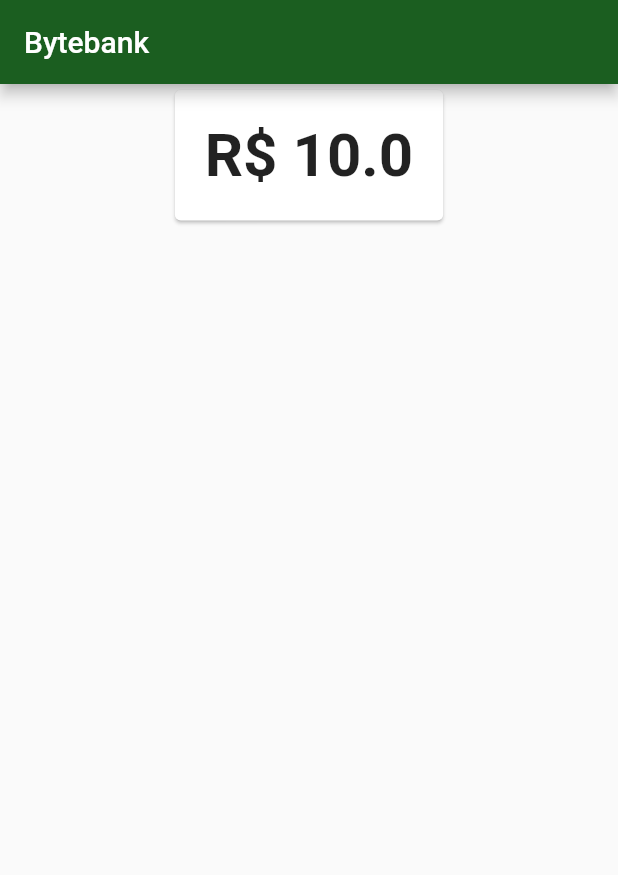
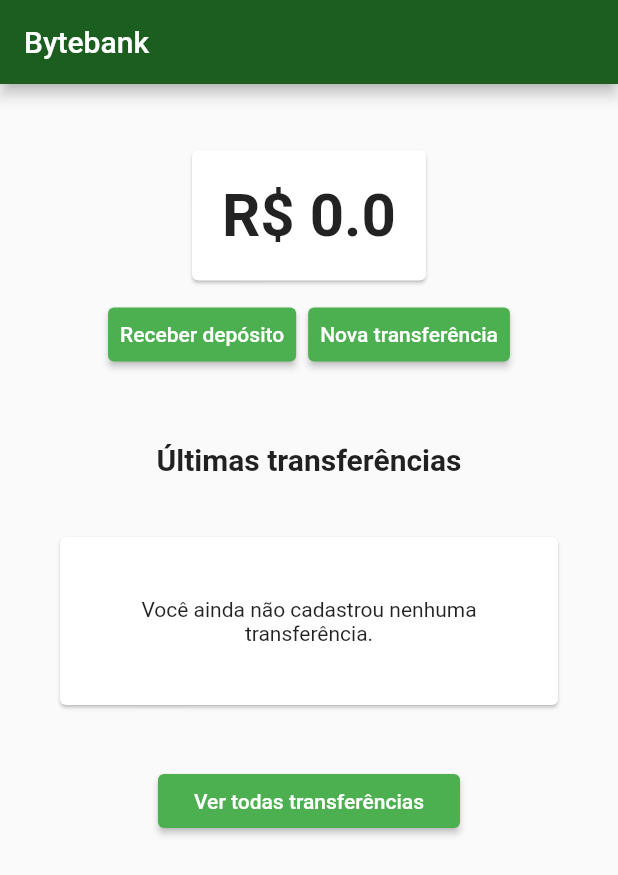
Before and after one commit to Ridenn/Bytebank_Flutter_Improved, a Flutter app: the screen it shows after launch, on a phone screen of 412 x 824 dp. Shown: the top 875 px of the screen. Run offline on Flutter 3.47's test engine with Material 2 defaults, Android fonts, the phone set to English and light mode, and no system bars.

Commit message:
Created State Management and new app screens

```diff
--- a/lib/models/saldo.dart
+++ b/lib/models/saldo.dart
@@ -1,10 +1,22 @@
-class Saldo{
-  final double valor;
+import 'package:flutter/cupertino.dart';
+
+class Saldo extends ChangeNotifier {
+  double valor;
 
   Saldo(this.valor);
 
+  void adiciona(double valor) {
+    this.valor += valor;
+    notifyListeners();
+  }
+
+  void subtrai(double valor) {
+    this.valor -= valor;
+    notifyListeners();
+  }
+
   @override
-  String toString(){
+  String toString() {
     return 'R\$ $valor';
   }
 }
--- a/lib/screens/dashboard/dashboard.dart
+++ b/lib/screens/dashboard/dashboard.dart
@@ -1,7 +1,12 @@
 import 'file:///F:/workspace/Flutter/Bytebank_Flutter_Improved/lib/screens/dashboard/saldo.dart';
 import 'package:bytebank/models/saldo.dart';
+import 'package:bytebank/screens/deposito/formulario.dart';
+import 'package:bytebank/screens/transferencia/formulario.dart';
+import 'package:bytebank/screens/transferencia/lista.dart';
+import 'package:bytebank/screens/transferencia/ultimas.dart';
 import 'package:flutter/cupertino.dart';
 import 'package:flutter/material.dart';
+import 'package:provider/provider.dart';
 
 class Dashboard extends StatelessWidget {
   Widget build(BuildContext context) {
@@ -9,9 +14,48 @@ class Dashboard extends StatelessWidget {
         appBar: AppBar(
           title: const Text('Bytebank'),
         ),
-        body: Align(
-          alignment: Alignment.topCenter,
-          child: SaldoCard(Saldo(10.0)),
-        ));
+        body: ListView(children: <Widget>[
+          Padding(
+            padding: EdgeInsets.all(40),
+            child: Column(
+              children: [
+                Align(
+                  alignment: Alignment.topCenter,
+                  child: SaldoCard(),
+                ),
+                ButtonBar(
+                  alignment: MainAxisAlignment.center,
+                  children: <Widget>[
+                    RaisedButton(
+                      child: Text('Receber depósito'),
+                      color: Colors.green,
+                      onPressed: () {
+                        Navigator.push(
+                          context,
+                          MaterialPageRoute(
+                            builder: (context) {
+                              return FormularioDeposito();
+                            },
+                          ),
+                        );
+                      },
+                    ),
+                    RaisedButton(
+                      color: Colors.green,
+                      child: Text('Nova transferência'),
+                      onPressed: () {
+                        Navigator.push(context,
+                            MaterialPageRoute(builder: (context) {
+                          return FormularioTransferencia();
+                        }));
+                      },
+                    ),
+                  ],
+                ),
+              ],
+            ),
+          ),
+          UltimasTransferencias()
+        ]));
   }
 }
--- a/lib/screens/dashboard/saldo.dart
+++ b/lib/screens/dashboard/saldo.dart
@@ -1,20 +1,24 @@
 import 'package:bytebank/models/saldo.dart';
 import 'package:flutter/cupertino.dart';
 import 'package:flutter/material.dart';
+import 'package:provider/provider.dart';
 
 class SaldoCard extends StatelessWidget {
-  final Saldo saldo;
-
-  SaldoCard(this.saldo);
-
   Widget build(BuildContext context) {
     return Card(
       child: Padding(
         padding: EdgeInsets.all(20.0),
-        child: Text(
-          saldo.toString(),
-          textAlign: TextAlign.center,
-          style: TextStyle(fontSize: 40, fontWeight: FontWeight.bold),
+        child: Consumer<Saldo>(
+          builder: (context, valor, child) {
+            return Text(
+              valor.toString(),
+              textAlign: TextAlign.center,
+              style: TextStyle(
+                fontSize: 40,
+                fontWeight: FontWeight.bold,
+              ),
+            );
+          },
         ),
       ),
     );
--- /dev/null
+++ b/lib/screens/transferencia/ultimas.dart
@@ -0,0 +1,70 @@
+import 'package:bytebank/screens/transferencia/lista.dart';
+import 'package:bytebank/transferencias.dart';
+import 'package:flutter/cupertino.dart';
+import 'package:flutter/material.dart';
+import 'package:provider/provider.dart';
+
+final _titulo = 'Últimas transferências';
+
+class UltimasTransferencias extends StatelessWidget {
+  Widget build(BuildContext context) {
+    return Column(
+      children: <Widget>[
+        Text(
+          _titulo,
+          style: TextStyle(
+            fontSize: 20,
+            fontWeight: FontWeight.bold,
+          ),
+        ),
+        Consumer<Transferencias>(builder: (context, transferencias, child) {
+          final _ultimasTransferencias =
+              transferencias.transferencias.reversed.toList();
+          final _quantidade = transferencias.transferencias.length;
+          int tamanho = 3;
+
+          if(_quantidade == 0){
+            return SemTransferenciaCadastrada();
+          }
+
+          if (_quantidade <= 3) {
+            tamanho = _quantidade;
+          }
+
+          return ListView.builder(
+            padding: const EdgeInsets.all(8),
+            itemCount: tamanho,
+            shrinkWrap: true,
+            itemBuilder: (context, indice) {
+              return ItemTransferencia(_ultimasTransferencias[indice]);
+            },
+          );
+        }),
+        RaisedButton(
+          color: Colors.green,
+          child: Text('Ver todas transferências'),
+          onPressed: () {
+            Navigator.push(context, MaterialPageRoute(builder: (context) {
+              return ListaTransferencias();
+            }));
+          },
+        )
+      ],
+    );
+  }
+}
+
+class SemTransferenciaCadastrada extends StatelessWidget {
+  Widget build(BuildContext context) {
+    return Card(
+      margin: EdgeInsets.all(40),
+      child: Padding(
+        padding: EdgeInsets.all(40),
+        child: Text(
+          'Você ainda não cadastrou nenhuma transferência.',
+          textAlign: TextAlign.center,
+        ),
+      ),
+    );
+  }
+}
--- /dev/null
+++ b/lib/transferencias.dart
@@ -0,0 +1,14 @@
+import 'package:bytebank/models/transferencia.dart';
+import 'package:flutter/material.dart';
+
+class Transferencias extends ChangeNotifier{
+  final List<Transferencia> _transferencias = [];
+
+  List<Transferencia> get transferencias => _transferencias;
+
+  adiciona(Transferencia novaTransferencia){
+    transferencias.add(novaTransferencia);
+
+    notifyListeners();
+  }
+}
--- a/pubspec.yaml
+++ b/pubspec.yaml
@@ -28,6 +28,7 @@ dependencies:
   # The following adds the Cupertino Icons font to your application.
   # Use with the CupertinoIcons class for iOS style icons.
   cupertino_icons: ^1.0.0
+  provider: ^4.3.3
 
 dev_dependencies:
   flutter_test:
```
Also changed, not shown: lib/main.dart (+14 -1 lines), lib/models/transferencia.dart (+6 -3 lines), lib/screens/deposito/formulario.dart (added, +59 -0 lines), lib/screens/transferencia/formulario.dart (+37 -15 lines), lib/screens/transferencia/lista.dart (+15 -28 lines), pubspec.lock.
